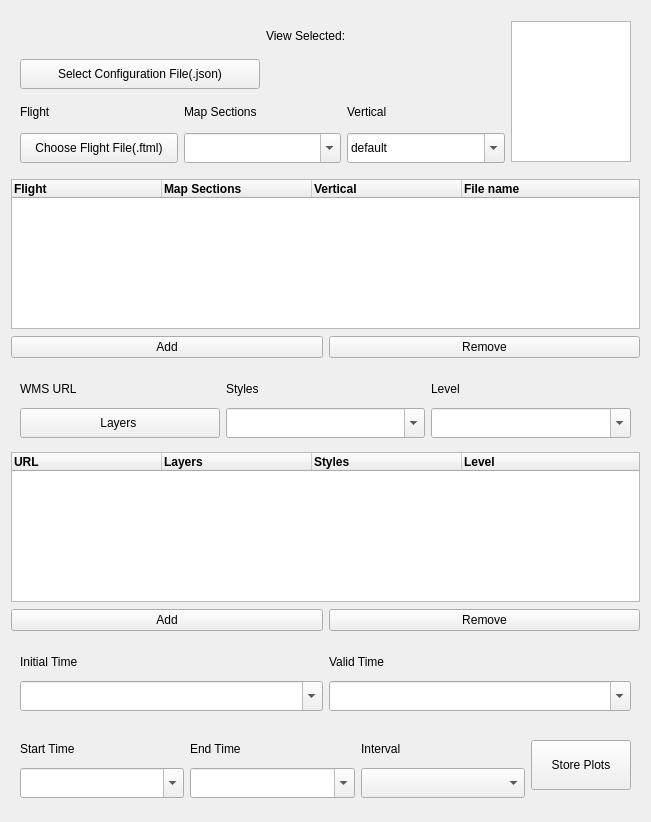
Before: the Qt Designer form mslib/msui/ui/ui_mss_autoplot.ui in Open-MSS/MSS, drawn with Qt 5.
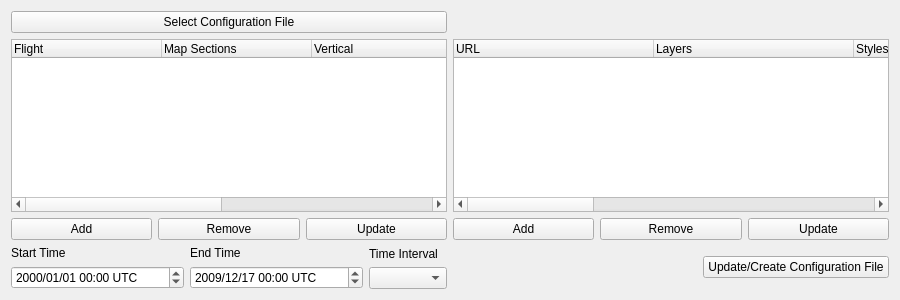
After: the same form once the commit is applied.

What changed in the file:
```diff
--- a/mslib/msui/ui/ui_mss_autoplot.ui
+++ b/mslib/msui/ui/ui_mss_autoplot.ui
@@ -6,302 +6,309 @@
    <rect>
     <x>0</x>
     <y>0</y>
-    <width>651</width>
-    <height>822</height>
+    <width>900</width>
+    <height>300</height>
    </rect>
   </property>
   <property name="windowTitle">
    <string>Form</string>
   </property>
-  <layout class="QHBoxLayout" name="horizontalLayout">
-   <item>
-    <layout class="QVBoxLayout" name="verticalLayout">
-     <item>
-      <widget class="QWidget" name="widget_4" native="true">
-       <property name="sizePolicy">
-        <sizepolicy hsizetype="Preferred" vsizetype="Fixed">
-         <horstretch>0</horstretch>
-         <verstretch>0</verstretch>
-        </sizepolicy>
+  <layout class="QGridLayout" name="gridLayout_3">
+   <item row="0" column="0">
+    <layout class="QGridLayout" name="gridLayout_2">
+     <item row="3" column="0">
+      <layout class="QHBoxLayout" name="horizontalLayout_9">
+       <item>
+        <layout class="QVBoxLayout" name="verticalLayout_2">
+         <item>
+          <widget class="QLabel" name="stimeLabel">
+           <property name="text">
+            <string>Start Time</string>
+           </property>
+          </widget>
+         </item>
+         <item>
+          <widget class="QDateTimeEdit" name="stimeSpinBox">
+           <property name="sizePolicy">
+            <sizepolicy hsizetype="MinimumExpanding" vsizetype="Fixed">
+             <horstretch>1</horstretch>
+             <verstretch>0</verstretch>
+            </sizepolicy>
+           </property>
+           <property name="minimumSize">
+            <size>
+             <width>160</width>
+             <height>0</height>
+            </size>
+           </property>
+           <property name="maximumSize">
+            <size>
+             <width>300</width>
+             <height>16777215</height>
+            </size>
+           </property>
+           <property name="font">
+            <font>
+             <weight>50</weight>
+             <bold>false</bold>
+             <strikeout>false</strikeout>
+            </font>
+           </property>
+           <property name="toolTip">
+            <string>You can also specify an initialisation date here.</string>
+           </property>
+           <property name="correctionMode">
+            <enum>QAbstractSpinBox::CorrectToPreviousValue</enum>
+           </property>
+           <property name="displayFormat">
+            <string>yyyy/MM/dd hh:mm UTC</string>
+           </property>
+           <property name="calendarPopup">
+            <bool>false</bool>
+           </property>
+           <property name="timeSpec">
+            <enum>Qt::UTC</enum>
+           </property>
+          </widget>
+         </item>
+        </layout>
+       </item>
+       <item>
+        <layout class="QVBoxLayout" name="verticalLayout_8">
+         <item>
+          <widget class="QLabel" name="etimeLabel">
+           <property name="text">
+            <string>End Time</string>
+           </property>
+          </widget>
+         </item>
+         <item>
+          <widget class="QDateTimeEdit" name="etimeSpinBox">
+           <property name="sizePolicy">
+            <sizepolicy hsizetype="MinimumExpanding" vsizetype="Fixed">
+             <horstretch>1</horstretch>
+             <verstretch>0</verstretch>
+            </sizepolicy>
+           </property>
+           <property name="minimumSize">
+            <size>
+             <width>160</width>
+             <height>0</height>
+            </size>
+           </property>
+           <property name="maximumSize">
+            <size>
+             <width>300</width>
+             <height>16777215</height>
+            </size>
+           </property>
+           <property name="toolTip">
+            <string>Specify the time value here, especially if the server does not provide predefined values. Keep in mind that the specified value may not be available from the server, though.</string>
+           </property>
+           <property name="date">
+            <date>
+             <year>2009</year>
+             <month>12</month>
+             <day>17</day>
+            </date>
+           </property>
+           <property name="minimumDateTime">
+            <datetime>
+             <hour>12</hour>
+             <minute>0</minute>
+             <second>0</second>
+             <year>1999</year>
+             <month>12</month>
+             <day>29</day>
+            </datetime>
+           </property>
+           <property name="minimumDate">
+            <date>
+             <year>1999</year>
+             <month>12</month>
+             <day>29</day>
+            </date>
+           </property>
+           <property name="minimumTime">
+            <time>
+             <hour>12</hour>
+             <minute>0</minute>
+             <second>0</second>
+            </time>
+           </property>
+           <property name="displayFormat">
+            <string>yyyy/MM/dd hh:mm UTC</string>
+           </property>
+           <property name="calendarPopup">
+            <bool>false</bool>
+           </property>
+           <property name="timeSpec">
+            <enum>Qt::UTC</enum>
+           </property>
+          </widget>
+         </item>
+        </layout>
+       </item>
+       <item>
+        <layout class="QVBoxLayout" name="verticalLayout_10">
+         <item>
+          <widget class="QLabel" name="timeIntervalLabel">
+           <property name="text">
+            <string>Time Interval</string>
+           </property>
+          </widget>
+         </item>
+         <item>
+          <widget class="QComboBox" name="timeIntervalComboBox">
+           <item>
+            <property name="text">
+             <string/>
+            </property>
+           </item>
+           <item>
+            <property name="text">
+             <string>1 min</string>
+            </property>
+           </item>
+           <item>
+            <property name="text">
+             <string>5 min</string>
+            </property>
+           </item>
+           <item>
+            <property name="text">
+             <string>10 min</string>
+            </property>
+           </item>
+           <item>
+            <property name="text">
+             <string>15 min</string>
+            </property>
+           </item>
+           <item>
+            <property name="text">
+             <string>30 min</string>
+            </property>
+           </item>
+           <item>
+            <property name="text">
+             <string>1 hour</string>
+            </property>
+           </item>
+           <item>
+            <property name="text">
+             <string>2 hours</string>
+            </property>
+           </item>
+           <item>
+            <property name="text">
+             <string>3 hours</string>
+            </property>
+           </item>
+           <item>
+            <property name="text">
+             <string>6 hours</string>
+            </property>
+           </item>
+           <item>
+            <property name="text">
+             <string>12 hours</string>
+            </property>
+           </item>
+           <item>
+            <property name="text">
+             <string>24 hours</string>
+            </property>
+           </item>
+           <item>
+            <property name="text">
+             <string>2 days</string>
+            </property>
+           </item>
+           <item>
+            <property name="text">
+             <string>7 days</string>
+            </property>
+           </item>
+          </widget>
+         </item>
+        </layout>
+       </item>
+      </layout>
+     </item>
+     <item row="0" column="0">
+      <widget class="QPushButton" name="selectConfigButton">
+       <property name="text">
+        <string>Select Configuration File</string>
        </property>
+      </widget>
+     </item>
+     <item row="1" column="1">
+      <widget class="QTreeWidget" name="autoplotSecsTreeWidget">
        <property name="minimumSize">
         <size>
          <width>0</width>
-         <height>160</height>
+         <height>100</height>
         </size>
        </property>
        <property name="maximumSize">
         <size>
-         <width>1000</width>
-         <height>160</height>
+         <width>16777215</width>
+         <height>200</height>
         </size>
        </property>
-       <layout class="QGridLayout" name="gridLayout">
-        <item row="1" column="0">
-         <layout class="QHBoxLayout" name="horizontalLayout_12">
-          <item>
-           <layout class="QVBoxLayout" name="verticalLayout_7">
-            <item>
-             <widget class="QLabel" name="flightLabel">
-              <property name="minimumSize">
-               <size>
-                <width>0</width>
-                <height>30</height>
-               </size>
-              </property>
-              <property name="text">
-               <string>Flight</string>
-              </property>
-             </widget>
-            </item>
-            <item>
-             <widget class="QPushButton" name="flightAddButton">
-              <property name="minimumSize">
-               <size>
-                <width>0</width>
-                <height>30</height>
-               </size>
-              </property>
-              <property name="maximumSize">
-               <size>
-                <width>16777215</width>
-                <height>30</height>
-               </size>
-              </property>
-              <property name="text">
-               <string>Choose Flight File(.ftml)</string>
-              </property>
-             </widget>
-            </item>
-           </layout>
-          </item>
-          <item>
-           <layout class="QVBoxLayout" name="verticalLayout_8">
-            <item>
-             <widget class="QLabel" name="sectionsLabel">
-              <property name="minimumSize">
-               <size>
-                <width>0</width>
-                <height>30</height>
-               </size>
-              </property>
-              <property name="text">
-               <string>Map Sections</string>
-              </property>
-             </widget>
-            </item>
-            <item>
-             <widget class="QComboBox" name="sectionsComboBox">
-              <property name="minimumSize">
-               <size>
-                <width>0</width>
-                <height>30</height>
-               </size>
-              </property>
-              <property name="maximumSize">
-               <size>
-                <width>16777215</width>
-                <height>30</height>
-               </size>
-              </property>
-              <property name="editable">
-               <bool>true</bool>
-              </property>
-              <item>
-               <property name="text">
-                <string/>
-               </property>
-              </item>
-              <item>
-               <property name="text">
-                <string>India</string>
-               </property>
-              </item>
-              <item>
-               <property name="text">
-                <string>Europe</string>
-               </property>
-              </item>
-              <item>
-               <property name="text">
-                <string>Germany</string>
-               </property>
-              </item>
-              <item>
-               <property name="text">
-                <string>Global</string>
-               </property>
-              </item>
-             </widget>
-            </item>
-           </layout>
-          </item>
-          <item>
-           <layout class="QVBoxLayout" name="verticalLayout_10">
-            <item>
-             <widget class="QLabel" name="verticalLabel">
-              <property name="minimumSize">
-               <size>
-                <width>0</width>
-                <height>30</height>
-               </size>
-              </property>
-              <property name="maximumSize">
-               <size>
-                <width>16777215</width>
-                <height>30</height>
-               </size>
-              </property>
-              <property name="text">
-               <string>Vertical</string>
-              </property>
-             </widget>
-            </item>
-            <item>
-             <widget class="QComboBox" name="verticalComboBox">
-              <property name="minimumSize">
-               <size>
-                <width>0</width>
-                <height>30</height>
-               </size>
-              </property>
-              <property name="maximumSize">
-               <size>
-                <width>16777215</width>
-                <height>30</height>
-               </size>
-              </property>
-              <property name="editable">
-               <bool>true</bool>
-              </property>
-              <item>
-               <property name="text">
-                <string>default</string>
-               </property>
-              </item>
-              <item>
-               <property name="text">
-                <string>New Item</string>
-               </property>
-              </item>
-              <item>
-               <property name="text">
-                <string>New Item</string>
-               </property>
-              </item>
-             </widget>
-            </item>
-           </layout>
-          </item>
-         </layout>
-        </item>
-        <item row="0" column="0">
-         <layout class="QHBoxLayout" name="horizontalLayout_11">
-          <item>
-           <layout class="QVBoxLayout" name="verticalLayout_5">
-            <item>
-             <widget class="QLabel" name="cpathOutputLabel">
-              <property name="minimumSize">
-               <size>
-                <width>0</width>
-                <height>30</height>
-               </size>
-              </property>
-              <property name="maximumSize">
-               <size>
-                <width>16777215</width>
-                <height>30</height>
-               </size>
-              </property>
-              <property name="text">
-               <string/>
-              </property>
-             </widget>
-            </item>
-            <item>
-             <widget class="QPushButton" name="cpathButton">
-              <property name="maximumSize">
-               <size>
-                <width>16777215</width>
-                <height>30</height>
-               </size>
-              </property>
-              <property name="text">
-               <string>Select Configuration File(.json)</string>
-              </property>
-             </widget>
-            </item>
-           </layout>
-          </item>
-          <item>
-           <layout class="QVBoxLayout" name="verticalLayout_6">
-            <item>
-             <widget class="QLabel" name="viewLabel">
-              <property name="minimumSize">
-               <size>
-                <width>0</width>
-                <height>30</height>
-               </size>
-              </property>
-              <property name="maximumSize">
-               <size>
-                <width>16777215</width>
-                <height>30</height>
-               </size>
-              </property>
-              <property name="text">
-               <string>View Selected:</string>
-              </property>
-             </widget>
-            </item>
-            <item>
-             <widget class="QLabel" name="ViewSelectedLabel">
-              <property name="text">
-               <string/>
-              </property>
-             </widget>
-            </item>
-           </layout>
-          </item>
-         </layout>
-        </item>
-        <item row="0" column="1">
-         <widget class="QListWidget" name="listWidget">
-          <property name="minimumSize">
-           <size>
-            <width>0</width>
-            <height>141</height>
-           </size>
-          </property>
-          <property name="maximumSize">
-           <size>
-            <width>120</width>
-            <height>151</height>
-           </size>
-          </property>
-         </widget>
-        </item>
-       </layout>
+       <attribute name="headerDefaultSectionSize">
+        <number>200</number>
+       </attribute>
+       <column>
+        <property name="text">
+         <string>URL</string>
+        </property>
+       </column>
+       <column>
+        <property name="text">
+         <string>Layers</string>
+        </property>
+       </column>
+       <column>
+        <property name="text">
+         <string>Styles</string>
+        </property>
+       </column>
+       <column>
+        <property name="text">
+         <string>Levels</string>
+        </property>
+       </column>
+       <column>
+        <property name="text">
+         <string>Start Time</string>
+        </property>
+       </column>
+       <column>
+        <property name="text">
+         <string>End Time</string>
+        </property>
+       </column>
+       <column>
+        <property name="text">
+         <string>Time Interval</string>
+        </property>
+       </column>
       </widget>
      </item>
-     <item>
+     <item row="1" column="0">
       <widget class="QTreeWidget" name="autoplotTreeWidget">
-       <property name="sizePolicy">
-        <sizepolicy hsizetype="Expanding" vsizetype="Fixed">
-         <horstretch>0</horstretch>
-         <verstretch>0</verstretch>
-        </sizepolicy>
-       </property>
        <property name="minimumSize">
         <size>
          <width>0</width>
-         <height>150</height>
+         <height>100</height>
         </size>
        </property>
        <property name="maximumSize">
         <size>
          <width>16777215</width>
-         <height>150</height>
+         <height>200</height>
         </size>
        </property>
        <attribute name="headerDefaultSectionSize">
@@ -311,603 +318,111 @@
         <property name="text">
          <string>Flight</string>
         </property>
-        <property name="font">
-         <font>
-          <weight>75</weight>
-          <bold>true</bold>
-         </font>
-        </property>
        </column>
        <column>
         <property name="text">
          <string>Map Sections</string>
         </property>
-        <property name="font">
-         <font>
-          <weight>75</weight>
-          <bold>true</bold>
-         </font>
-        </property>
        </column>
        <column>
         <property name="text">
          <string>Vertical</string>
         </property>
-        <property name="font">
-         <font>
-          <weight>75</weight>
-          <bold>true</bold>
-         </font>
+       </column>
+       <column>
+        <property name="text">
+         <string>Filename</string>
         </property>
        </column>
        <column>
         <property name="text">
-         <string>File name</string>
+         <string>Initial Time</string>
         </property>
-        <property name="font">
-         <font>
-          <weight>75</weight>
-          <bold>true</bold>
-         </font>
+       </column>
+       <column>
+        <property name="text">
+         <string>Valid Time</string>
         </property>
        </column>
       </widget>
      </item>
-     <item>
-      <layout class="QHBoxLayout" name="horizontalLayout_16">
+     <item row="3" column="1">
+      <layout class="QHBoxLayout" name="horizontalLayout_2">
        <item>
-        <widget class="QPushButton" name="autoplotAddButton">
+        <spacer name="horizontalSpacer_2">
+         <property name="orientation">
+          <enum>Qt::Horizontal</enum>
+         </property>
+         <property name="sizeType">
+          <enum>QSizePolicy::Fixed</enum>
+         </property>
+         <property name="sizeHint" stdset="0">
+          <size>
+           <width>250</width>
+           <height>20</height>
+          </size>
+         </property>
+        </spacer>
+       </item>
+       <item>
+        <widget class="QPushButton" name="updateConfigFile">
          <property name="text">
+          <string>Update/Create Configuration File</string>
+         </property>
+        </widget>
+       </item>
+      </layout>
+     </item>
+     <item row="2" column="0">
+      <layout class="QHBoxLayout" name="horizontalLayout_4">
+       <item>
+        <widget class="QPushButton" name="addToAutoplotButton">
+         <property name="text">
           <string>Add</string>
          </property>
         </widget>
        </item>
        <item>
-        <widget class="QPushButton" name="autoplotRemoveButton">
+        <widget class="QPushButton" name="RemoveFromAutoplotButton">
          <property name="text">
           <string>Remove</string>
          </property>
         </widget>
        </item>
+       <item>
+        <widget class="QPushButton" name="UploadAutoplotButton">
+         <property name="text">
+          <string>Update</string>
+         </property>
+        </widget>
+       </item>
       </layout>
      </item>
-     <item>
-      <widget class="QWidget" name="widget_3" native="true">
-       <property name="sizePolicy">
-        <sizepolicy hsizetype="Preferred" vsizetype="Fixed">
-         <horstretch>0</horstretch>
-         <verstretch>0</verstretch>
-        </sizepolicy>
-       </property>
-       <property name="minimumSize">
-        <size>
-         <width>0</width>
-         <height>80</height>
-        </size>
-       </property>
-       <property name="maximumSize">
-        <size>
-         <width>16777215</width>
-         <height>80</height>
-        </size>
-       </property>
-       <layout class="QVBoxLayout" name="verticalLayout_4">
-        <item>
-         <layout class="QHBoxLayout" name="horizontalLayout_14">
-          <item>
-           <layout class="QVBoxLayout" name="verticalLayout_9">
-            <item>
-             <widget class="QLabel" name="urlLabel">
-              <property name="minimumSize">
-               <size>
-                <width>0</width>
-                <height>30</height>
-               </size>
-              </property>
-              <property name="maximumSize">
-               <size>
-                <width>16777215</width>
-                <height>30</height>
-               </size>
-              </property>
-              <property name="text">
-               <string>WMS URL </string>
-              </property>
-             </widget>
-            </item>
-            <item>
-             <widget class="QPushButton" name="layersButton">
-              <property name="minimumSize">
-               <size>
-                <width>0</width>
-                <height>30</height>
-               </size>
-              </property>
-              <property name="maximumSize">
-               <size>
-                <width>16777215</width>
-                <height>30</height>
-               </size>
-              </property>
-              <property name="text">
-               <string>Layers </string>
-              </property>
-             </widget>
-            </item>
-           </layout>
-          </item>
-          <item>
-           <layout class="QVBoxLayout" name="verticalLayout_11">
-            <item>
-             <widget class="QLabel" name="stylesLabel">
-              <property name="minimumSize">
-               <size>
-                <width>0</width>
-                <height>30</height>
-               </size>
-              </property>
-              <property name="text">
-               <string>Styles</string>
-              </property>
-             </widget>
-            </item>
-            <item>
-             <widget class="QComboBox" name="stylesComboBox">
-              <property name="minimumSize">
-               <size>
-                <width>0</width>
-                <height>30</height>
-               </size>
-              </property>
-              <property name="maximumSize">
-               <size>
-                <width>16777215</width>
-                <height>30</height>
-               </size>
-              </property>
-              <property name="editable">
-               <bool>true</bool>
-              </property>
-             </widget>
-            </item>
-           </layout>
-          </item>
-          <item>
-           <layout class="QVBoxLayout" name="verticalLayout_12">
-            <item>
-             <widget class="QLabel" name="levelLabel">
-              <property name="minimumSize">
-               <size>
-                <width>0</width>
-                <height>30</height>
-               </size>
-              </property>
-              <property name="maximumSize">
-               <size>
-                <width>16777215</width>
-                <height>30</height>
-               </size>
-              </property>
-              <property name="text">
-               <string>Level</string>
-              </property>
-             </widget>
-            </item>
-            <item>
-             <widget class="QComboBox" name="levelComboBox">
-              <property name="minimumSize">
-               <size>
-                <width>0</width>
-                <height>30</height>
-               </size>
-              </property>
-              <property name="maximumSize">
-               <size>
-                <width>16777215</width>
-                <height>30</height>
-               </size>
-              </property>
-              <property name="editable">
-               <bool>true</bool>
-              </property>
-             </widget>
-            </item>
-           </layout>
-          </item>
-         </layout>
-        </item>
-       </layout>
-      </widget>
-     </item>
-     <item>
-      <widget class="QTreeWidget" name="autoplotsecsTreeWidget">
-       <property name="minimumSize">
-        <size>
-         <width>0</width>
-         <height>150</height>
-        </size>
-       </property>
-       <property name="maximumSize">
-        <size>
-         <width>16777215</width>
-         <height>150</height>
-        </size>
-       </property>
-       <attribute name="headerDefaultSectionSize">
-        <number>150</number>
-       </attribute>
-       <column>
-        <property name="text">
-         <string>URL</string>
-        </property>
-        <property name="font">
-         <font>
-          <weight>75</weight>
-          <bold>true</bold>
-         </font>
-        </property>
-       </column>
-       <column>
-        <property name="text">
-         <string>Layers</string>
-        </property>
-        <property name="font">
-         <font>
-          <weight>75</weight>
-          <bold>true</bold>
-         </font>
-        </property>
-       </column>
-       <column>
-        <property name="text">
-         <string>Styles</string>
-        </property>
-        <property name="font">
-         <font>
-          <weight>75</weight>
-          <bold>true</bold>
-         </font>
-        </property>
-       </column>
-       <column>
-        <property name="text">
-         <string>Level</string>
-        </property>
-        <property name="font">
-         <font>
-          <weight>75</weight>
-          <bold>true</bold>
-         </font>
-        </property>
-       </column>
-      </widget>
-     </item>
-     <item>
-      <layout class="QHBoxLayout" name="horizontalLayout_13">
+     <item row="2" column="1">
+      <layout class="QHBoxLayout" name="horizontalLayout_5">
        <item>
-        <widget class="QPushButton" name="autoplotsecsAddButton">
+        <widget class="QPushButton" name="addToAutoplotSecsButton">
          <property name="text">
           <string>Add</string>
          </property>
         </widget>
        </item>
        <item>
-        <widget class="QPushButton" name="autoplotsecsRemoveButton">
+        <widget class="QPushButton" name="RemoveFromAutoplotSecsButton">
          <property name="text">
           <string>Remove</string>
          </property>
         </widget>
        </item>
+       <item>
+        <widget class="QPushButton" name="UploadAutoplotSecsButton">
+         <property name="text">
+          <string>Update</string>
+         </property>
+        </widget>
+       </item>
       </layout>
      </item>
-     <item>
-      <widget class="QWidget" name="widget" native="true">
-       <property name="sizePolicy">
-        <sizepolicy hsizetype="Preferred" vsizetype="Fixed">
-         <horstretch>0</horstretch>
-         <verstretch>0</verstretch>
-        </sizepolicy>
-       </property>
-       <property name="minimumSize">
-        <size>
-         <width>0</width>
-         <height>80</height>
-        </size>
-       </property>
-       <property name="maximumSize">
-        <size>
-         <width>16777215</width>
-         <height>80</height>
-        </size>
-       </property>
-       <layout class="QHBoxLayout" name="horizontalLayout_15">
-        <item>
-         <layout class="QVBoxLayout" name="verticalLayout_13">
-          <item>
-           <widget class="QLabel" name="itimeLabel">
-            <property name="minimumSize">
-             <size>
-              <width>0</width>
-              <height>30</height>
-             </size>
-            </property>
-            <property name="text">
-             <string>Initial Time</string>
-            </property>
-           </widget>
-          </item>
-          <item>
-           <widget class="QComboBox" name="itimeComboBox">
-            <property name="minimumSize">
-             <size>
-              <width>0</width>
-              <height>30</height>
-             </size>
-            </property>
-            <property name="maximumSize">
-             <size>
-              <width>16777215</width>
-              <height>30</height>
-             </size>
-            </property>
-            <property name="editable">
-             <bool>true</bool>
-            </property>
-           </widget>
-          </item>
-         </layout>
-        </item>
-        <item>
-         <layout class="QVBoxLayout" name="verticalLayout_14">
-          <item>
-           <widget class="QLabel" name="vtimeLabel">
-            <property name="minimumSize">
-             <size>
-              <width>0</width>
-              <height>30</height>
-             </size>
-            </property>
-            <property name="text">
-             <string>Valid Time</string>
-            </property>
-           </widget>
-          </item>
-          <item>
-           <widget class="QComboBox" name="vtimeComboBox">
-            <property name="minimumSize">
-             <size>
-              <width>0</width>
-              <height>30</height>
-             </size>
-            </property>
-            <property name="maximumSize">
-             <size>
-              <width>16777215</width>
-              <height>30</height>
-             </size>
-            </property>
-            <property name="editable">
-             <bool>true</bool>
-            </property>
-           </widget>
-          </item>
-         </layout>
-        </item>
-       </layout>
-      </widget>
-     </item>
-     <item>
-      <widget class="QWidget" name="widget_2" native="true">
-       <property name="minimumSize">
-        <size>
-         <width>0</width>
-         <height>80</height>
-        </size>
-       </property>
-       <property name="maximumSize">
-        <size>
-         <width>16777215</width>
-         <height>80</height>
-        </size>
-       </property>
-       <layout class="QHBoxLayout" name="horizontalLayout_17">
-        <item>
-         <layout class="QVBoxLayout" name="verticalLayout_15">
-          <item>
-           <widget class="QLabel" name="stimeLabel">
-            <property name="minimumSize">
-             <size>
-              <width>0</width>
-              <height>30</height>
-             </size>
-            </property>
-            <property name="text">
-             <string>Start Time</string>
-            </property>
-           </widget>
-          </item>
-          <item>
-           <widget class="QComboBox" name="stimeComboBox">
-            <property name="minimumSize">
-             <size>
-              <width>0</width>
-              <height>30</height>
-             </size>
-            </property>
-            <property name="maximumSize">
-             <size>
-              <width>16777215</width>
-              <height>30</height>
-             </size>
-            </property>
-            <property name="editable">
-             <bool>true</bool>
-            </property>
-           </widget>
-          </item>
-         </layout>
-        </item>
-        <item>
-         <layout class="QVBoxLayout" name="verticalLayout_16">
-          <item>
-           <widget class="QLabel" name="etimeLabel">
-            <property name="minimumSize">
-             <size>
-              <width>0</width>
-              <height>30</height>
-             </size>
-            </property>
-            <property name="text">
-             <string>End Time</string>
-            </property>
-           </widget>
-          </item>
-          <item>
-           <widget class="QComboBox" name="etimeComboBox">
-            <property name="minimumSize">
-             <size>
-              <width>0</width>
-              <height>30</height>
-             </size>
-            </property>
-            <property name="maximumSize">
-             <size>
-              <width>16777215</width>
-              <height>30</height>
-             </size>
-            </property>
-            <property name="editable">
-             <bool>true</bool>
-            </property>
-           </widget>
-          </item>
-         </layout>
-        </item>
-        <item>
-         <layout class="QVBoxLayout" name="verticalLayout_17">
-          <item>
-           <widget class="QLabel" name="intvLabel">
-            <property name="minimumSize">
-             <size>
-              <width>0</width>
-              <height>30</height>
-             </size>
-            </property>
-            <property name="text">
-             <string>Interval</string>
-            </property>
-           </widget>
-          </item>
-          <item>
-           <widget class="QComboBox" name="intvComboBox">
-            <property name="minimumSize">
-             <size>
-              <width>0</width>
-              <height>30</height>
-             </size>
-            </property>
-            <property name="maximumSize">
-             <size>
-              <width>16777215</width>
-              <height>30</height>
-             </size>
-            </property>
-            <item>
-             <property name="text">
-              <string/>
-             </property>
-            </item>
-            <item>
-             <property name="text">
-              <string>1 min</string>
-             </property>
-            </item>
-            <item>
-             <property name="text">
-              <string>5 mins</string>
-             </property>
-            </item>
-            <item>
-             <property name="text">
-              <string>10 mins</string>
-             </property>
-            </item>
-            <item>
-             <property name="text">
-              <string>15 mins</string>
-             </property>
-            </item>
-            <item>
-             <property name="text">
-              <string>30 mins</string>
-             </property>
-            </item>
-            <item>
-             <property name="text">
-              <string>1 hour</string>
-             </property>
-            </item>
-            <item>
-             <property name="text">
-              <string>2 hours</string>
-             </property>
-            </item>
-            <item>
-             <property name="text">
-              <string>3 hours</string>
-             </property>
-            </item>
-            <item>
-             <property name="text">
-              <string>6 hours</string>
-             </property>
-            </item>
-            <item>
-             <property name="text">
-              <string>12 hours</string>
-             </property>
-            </item>
-            <item>
-             <property name="text">
-              <string>24 hours</string>
-             </property>
-            </item>
-            <item>
-             <property name="text">
-              <string>2 days</string>
-             </property>
-            </item>
-            <item>
-             <property name="text">
-              <string>7 days</string>
-             </property>
-            </item>
-           </widget>
-          </item>
-         </layout>
-        </item>
-        <item>
-         <widget class="QPushButton" name="storePlotsButton">
-          <property name="minimumSize">
-           <size>
-            <width>100</width>
-            <height>50</height>
-           </size>
-          </property>
-          <property name="maximumSize">
-           <size>
-            <width>100</width>
-            <height>50</height>
-           </size>
-          </property>
-          <property name="text">
-           <string>Store Plots</string>
-          </property>
-         </widget>
-        </item>
-       </layout>
-      </widget>
-     </item>
     </layout>
    </item>
   </layout>
```
Left out of the diff: 2 changed lines with no effect on the pictures.
